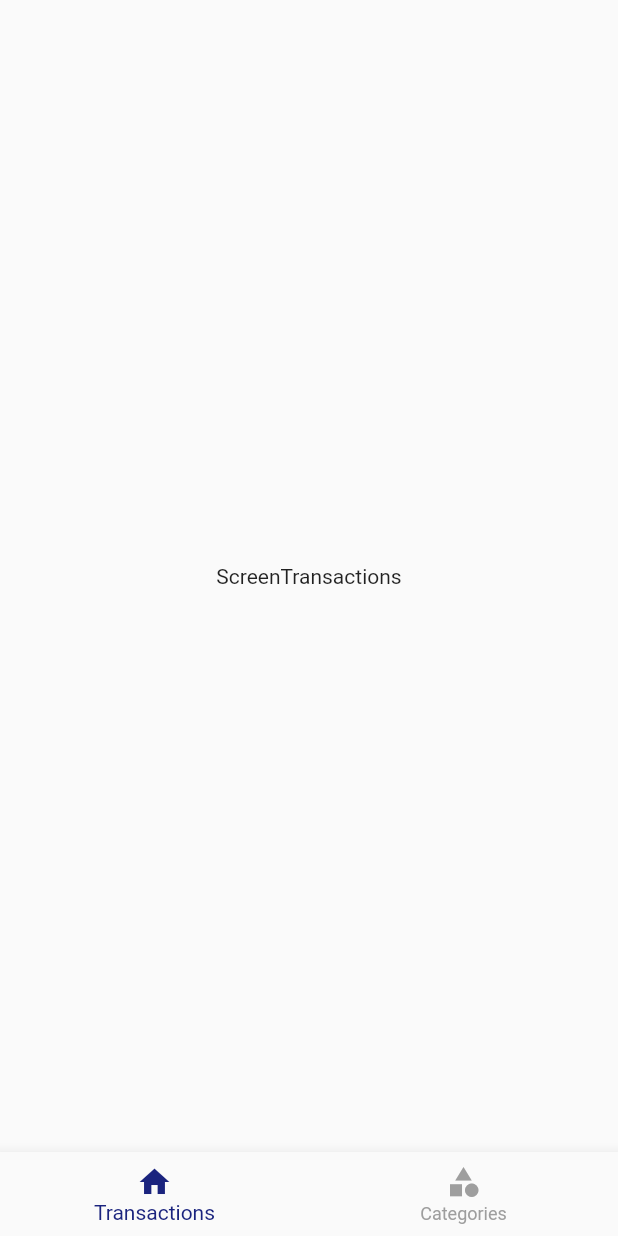
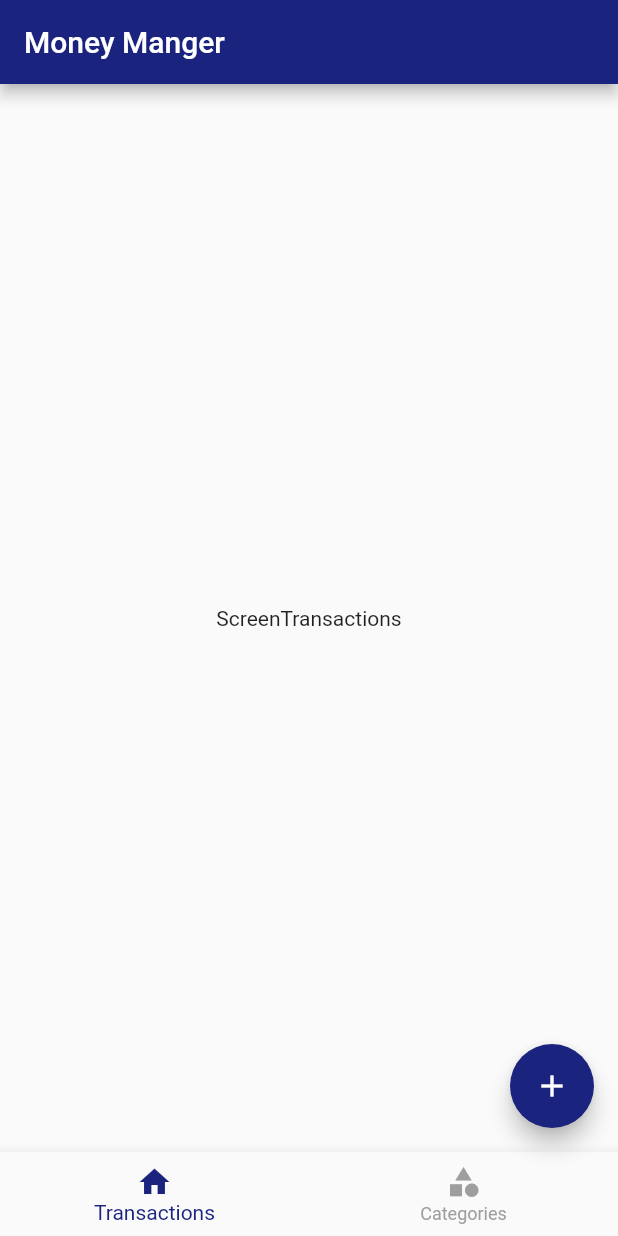
Before and after one commit to ajaypalamkunnel/MoneyManager, a Flutter app: the screen it shows after launch, on a phone screen of 412 x 824 dp. Run offline on Flutter 3.47's test engine with Material 2 defaults, Android fonts, the phone set to English and light mode, and no system bars.

Commit message:
home screen ui fully  completed

```diff
--- a/lib/screens/home/screen_home.dart
+++ b/lib/screens/home/screen_home.dart
@@ -13,6 +13,10 @@ class ScreenHome extends StatelessWidget {
   @override
   Widget build(BuildContext context) {
     return Scaffold(
+      appBar: AppBar(
+        backgroundColor: Colors.indigo.shade900,
+        title: Text('Money Manger'),
+      ),
       bottomNavigationBar: MoneyManagerBottomNavigation(),
       body: SafeArea(
           child: ValueListenableBuilder(
@@ -20,6 +24,17 @@ class ScreenHome extends StatelessWidget {
               builder: (BuildContext context, int updatedIndex, _) {
                 return _pages[updatedIndex];
               })),
+      floatingActionButton: FloatingActionButton(
+        backgroundColor: Colors.indigo.shade900,
+        onPressed: () {
+          if (selectedIndexNotifier.value == 0) {
+            print('Add transactions');
+          } else {
+            print('Add category');
+          }
+        },
+        child: const Icon(Icons.add),
+      ),
     );
   }
 }
```
